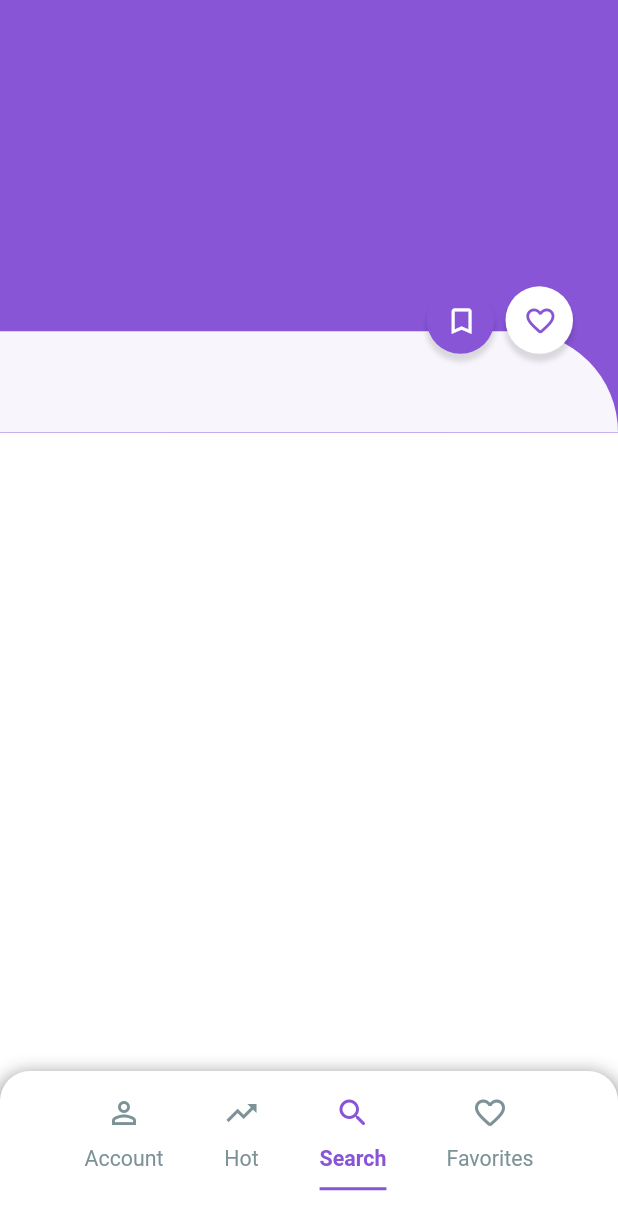
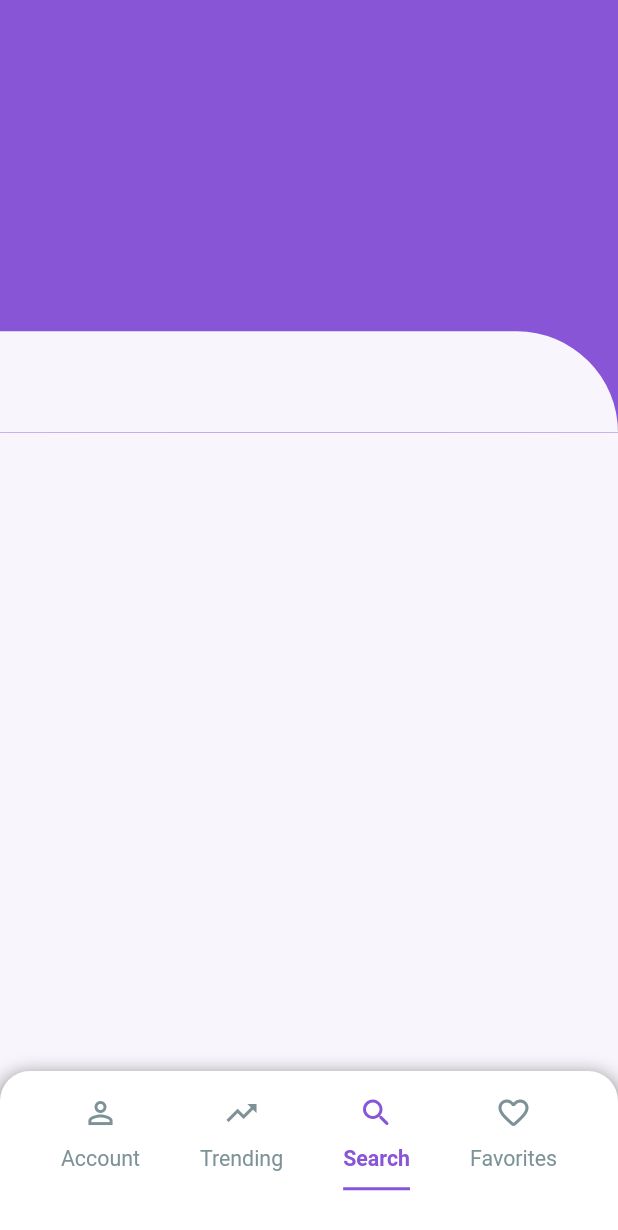
Before and after one commit to jesther-ai/News, a Flutter app: the screen it shows after launch, tab 3 chosen, on a phone screen of 412 x 824 dp. Shown: the top 1230 px of the screen. Run offline on Flutter 3.47's test engine with Material 2 defaults, Android fonts, the phone set to English and light mode, and no system bars; our stand-ins replace flutter_staggered_animations; network calls fail.

Commit message:
[update]

```diff
--- a/lib/main.dart
+++ b/lib/main.dart
@@ -1,5 +1,6 @@
 import 'package:flutter/material.dart';
 import 'package:news_app/providers/news_data.dart';
+import 'package:news_app/providers/selected_tab.dart';
 import 'package:news_app/screens/home/home.dart';
 import 'package:provider/provider.dart';
 
@@ -13,9 +14,8 @@ class MyApp extends StatelessWidget {
   Widget build(BuildContext context) {
     return MultiProvider(
       providers: [
-        ChangeNotifierProvider<News>(
-          create: (context) => News(),
-        ),
+        ChangeNotifierProvider<News>(create: (context) => News()),
+        ChangeNotifierProvider<SelectedTab>(create: (context) => SelectedTab()),
       ],
       child: MaterialApp(
         darkTheme: ThemeData.light(),
--- a/lib/providers/news_data.dart
+++ b/lib/providers/news_data.dart
@@ -12,7 +12,7 @@ class News with ChangeNotifier {
   String get searchString => _searchString;
 
   load(String searchString) {
-    _isLoaded = false;
+    reset();
     _searchString = searchString;
     notifyListeners();
     API().request(searchString).then((value) {
@@ -20,12 +20,12 @@ class News with ChangeNotifier {
         _isLoaded = true;
         _articles = value['articles'];
         notifyListeners();
-        print(value);
       }
     });
   }
 
   reset() {
+    _articles.clear();
     _isLoaded = false;
     notifyListeners();
   }
--- /dev/null
+++ b/lib/providers/selected_tab.dart
@@ -0,0 +1,12 @@
+import 'package:flutter/foundation.dart';
+
+class SelectedTab with ChangeNotifier {
+  int _tabIndex = 0;
+
+  int get tabIndex => _tabIndex;
+
+  setTabIndex(value) {
+    _tabIndex = value;
+    notifyListeners();
+  }
+}
--- a/lib/screens/home/home_body.dart
+++ b/lib/screens/home/home_body.dart
@@ -1,7 +1,7 @@
 import 'package:flutter/material.dart';
 import 'package:news_app/screens/tab/account_tab.dart';
 import 'package:news_app/screens/tab/home_tab.dart';
-import 'package:news_app/screens/tab/list_tab.dart';
+import 'package:news_app/screens/tab/search_tab.dart';
 
 class HomeBody extends StatelessWidget {
   const HomeBody({
@@ -13,10 +13,11 @@ class HomeBody extends StatelessWidget {
     return Container(
       color: Colors.transparent,
       child: const TabBarView(
+        physics: NeverScrollableScrollPhysics(),
         children: [
           AccountTab(),
           HomeTab(),
-          ListTab(),
+          SearchTab(),
           SizedBox(),
         ],
       ),
--- a/lib/screens/home/home_footer.dart
+++ b/lib/screens/home/home_footer.dart
@@ -1,5 +1,7 @@
 import 'package:flutter/material.dart';
 import 'package:news_app/Utilities/hex_color.dart';
+import 'package:news_app/providers/selected_tab.dart';
+import 'package:provider/provider.dart';
 
 class HomeFooter extends StatelessWidget {
   const HomeFooter({
@@ -28,6 +30,7 @@ class HomeFooter extends StatelessWidget {
       height: 110,
       child: Center(
         child: TabBar(
+          onTap: (value) => Provider.of<SelectedTab>(context, listen: false).setTabIndex(value),
           indicatorSize: TabBarIndicatorSize.label,
           padding: const EdgeInsets.only(left: 20, right: 20),
           labelPadding: const EdgeInsets.only(left: 20, right: 20),
@@ -51,7 +54,7 @@ class HomeFooter extends StatelessWidget {
           isScrollable: true,
           tabs: const [
             Tab(child: Text('Account'), icon: Icon(Icons.person_outline)),
-            Tab(child: Text('Hot'), icon: Icon(Icons.trending_up)),
+            Tab(child: Text('Trending'), icon: Icon(Icons.trending_up)),
             Tab(child: Text('Search'), icon: Icon(Icons.search_rounded)),
             Tab(child: Text('Favorites'), icon: Icon(Icons.favorite_border_rounded)),
           ],
--- a/lib/screens/tab/list_tab.dart
+++ /dev/null
@@ -1,12 +0,0 @@
-import 'package:flutter/material.dart';
-
-class ListTab extends StatelessWidget {
-  const ListTab({
-    Key? key,
-  }) : super(key: key);
-
-  @override
-  Widget build(BuildContext context) {
-    return SizedBox();
-  }
-}
--- /dev/null
+++ b/lib/screens/tab/search_tab.dart
@@ -0,0 +1,16 @@
+import 'package:flutter/material.dart';
+import 'package:news_app/Utilities/hex_color.dart';
+
+class SearchTab extends StatelessWidget {
+  const SearchTab({
+    Key? key,
+  }) : super(key: key);
+
+  @override
+  Widget build(BuildContext context) {
+    return Container(
+      color: HexColor('#f8f6fc'),
+      padding: const EdgeInsets.only(left: 20, right: 20, top: 10),
+    );
+  }
+}
--- a/lib/widgets/sliver_app_bar.dart
+++ b/lib/widgets/sliver_app_bar.dart
@@ -1,6 +1,8 @@
 import 'package:flutter/material.dart';
+import 'package:flutter_staggered_animations/flutter_staggered_animations.dart';
 import 'package:news_app/Utilities/hex_color.dart';
 import 'package:news_app/providers/news_data.dart';
+import 'package:news_app/providers/selected_tab.dart';
 import 'package:news_app/widgets/favorite_button.dart';
 import 'package:provider/provider.dart';
 
@@ -37,13 +39,13 @@ class NewsSliverAppBar extends StatelessWidget {
               child: NestedScrollView(
                 headerSliverBuilder: (BuildContext context, bool innerBoxIsScrolled) {
                   return <Widget>[
-                    Consumer<News>(builder: (context, value, child) {
+                    Consumer2<News, SelectedTab>(builder: (context, value, selectedTab, child) {
                       return SliverAppBar(
                         elevation: 0,
                         expandedHeight: screenSize.height * 0.35,
                         floating: false,
                         pinned: true,
-                        title: innerBoxIsScrolled ? Text(value.searchString) : const SizedBox(),
+                        title: innerBoxIsScrolled ? Center(child: Text(value.searchString)) : const SizedBox(),
                         flexibleSpace: LayoutBuilder(
                           builder: (BuildContext context, BoxConstraints constraints) {
                             top = constraints.biggest.height;
@@ -77,43 +79,71 @@ class NewsSliverAppBar extends StatelessWidget {
                                     padding: const EdgeInsets.only(left: 20, right: 20),
                                     height: (top == navBarHeight) ? 0 : 45,
                                   ),
-                                  top != navBarHeight
+                                  selectedTab.tabIndex != 2 && top != navBarHeight
                                       ? Positioned(
                                           right: 20,
                                           bottom: 35,
+                                          child: AnimationConfiguration.staggeredList(
+                                            position: 0,
+                                            duration: const Duration(milliseconds: 1000),
+                                            child: FadeInAnimation(
+                                              child: SlideAnimation(
+                                                verticalOffset: 100,
                                                 child: FavoriteButton(
                                                   iconData: Icons.favorite_border_rounded,
                                                   iconColor: HexColor('#8855d7'),
                                                   buttonColor: Colors.white,
                                                 ),
+                                              ),
+                                            ),
+                                          ),
                                         )
                                       : const SizedBox(),
-                                  top != navBarHeight
+                                  selectedTab.tabIndex != 2 && top != navBarHeight
                                       ? Positioned(
                                           right: 55,
                                           bottom: 35,
+                                          child: AnimationConfiguration.staggeredList(
+                                            position: 0,
+                                            duration: const Duration(milliseconds: 1000),
+                                            child: FadeInAnimation(
+                                              child: SlideAnimation(
+                                                verticalOffset: 100,
                                                 child: FavoriteButton(
                                                   iconData: Icons.bookmark_border,
                                                   iconColor: Colors.white,
                                                   buttonColor: HexColor('#8855d7'),
                                                 ),
+                                              ),
+                                            ),
+                                          ),
                                         )
                                       : const SizedBox(),
-                                  top != navBarHeight
+                                  selectedTab.tabIndex != 2 && top != navBarHeight
                                       ? Positioned(
                                           left: 10,
-                                          bottom: 0,
+                                          bottom: 10,
+                                          child: AnimationConfiguration.staggeredList(
+                                            position: 0,
+                                            duration: const Duration(milliseconds: 1000),
+                                            child: FadeInAnimation(
+                                              child: SlideAnimation(
+                                                verticalOffset: 100,
                                                 child: SizedBox(
                                                   width: screenSize.width * 0.60,
                                                   child: Text(
-                                              value.data.isEmpty ? '' : value.data[0]['title'],
-                                              maxLines: 2,
+                                                    value.data.isEmpty ? 'Fetching...' : value.data[0]['title'],
+                                                    maxLines: 1,
+                                                    overflow: TextOverflow.ellipsis,
                                                     style: const TextStyle(
                                                       fontFamily: 'Roboto',
                                                       fontWeight: FontWeight.w700,
                                                       fontStyle: FontStyle.normal,
                                                       fontSize: 15,
                                                       color: Colors.black,
+                                                    ),
+                                                  ),
+                                                ),
                                               ),
                                             ),
                                           ),
```
Also changed, not shown: lib/screens/tab/home_tab.dart (+47 -11 lines). Lines whose indentation alone changed are shown as unchanged.
